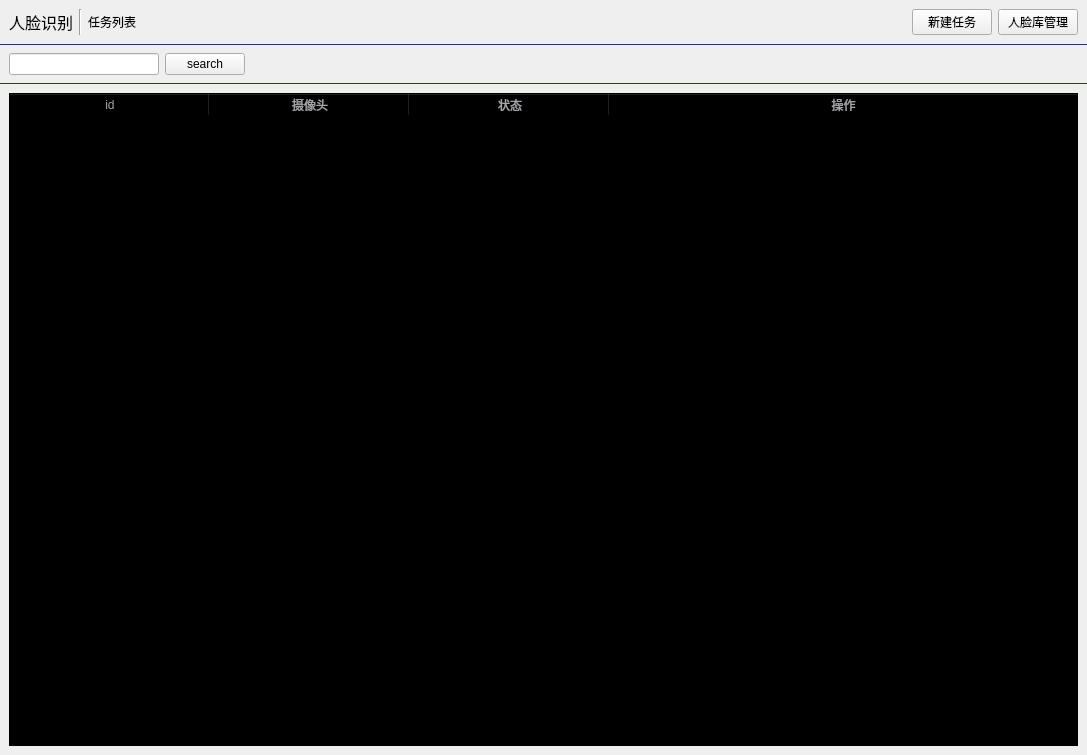
This is app/ui/FaceUI.ui in Meydan-ZHOU/smileSystem as Qt 5 draws it before an edit. The edited form follows.
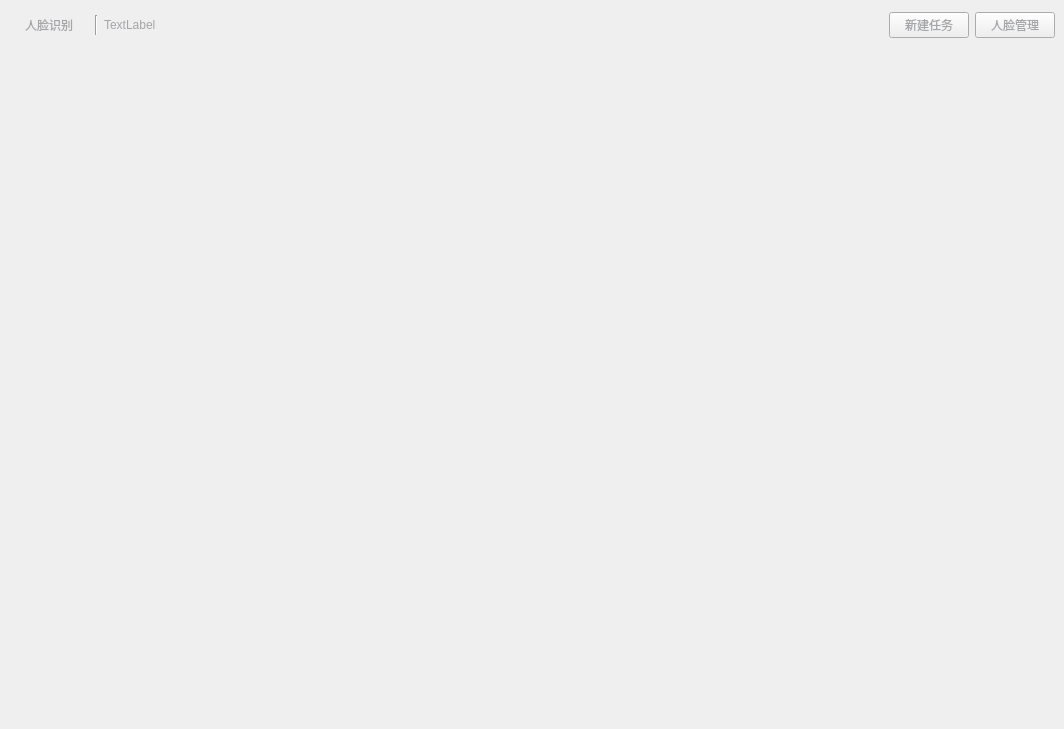
This is the edited form.

Commit message: remove QStackWidget layout

```diff
--- a/app/ui/FaceUI.ui
+++ b/app/ui/FaceUI.ui
@@ -6,14 +6,17 @@
    <rect>
     <x>0</x>
     <y>0</y>
-    <width>1087</width>
-    <height>755</height>
+    <width>1064</width>
+    <height>729</height>
    </rect>
   </property>
   <property name="windowTitle">
    <string>Form</string>
   </property>
-  <layout class="QGridLayout" name="gridLayout">
+  <property name="styleSheet">
+   <string notr="true">color:#a4a5a8;</string>
+  </property>
+  <layout class="QGridLayout" name="gridLayout_2">
    <property name="leftMargin">
     <number>0</number>
    </property>
@@ -30,10 +33,7 @@
     <number>0</number>
    </property>
    <item row="0" column="0">
-    <layout class="QGridLayout" name="gridLayout_2">
-     <property name="spacing">
-      <number>0</number>
-     </property>
+    <layout class="QGridLayout" name="gridLayout">
      <item row="0" column="0">
       <widget class="QWidget" name="widget_top" native="true">
        <property name="maximumSize">
@@ -44,17 +44,23 @@
        </property>
        <layout class="QHBoxLayout" name="horizontalLayout">
         <item>
-         <widget class="QLabel" name="label_title">
-          <property name="styleSheet">
-           <string notr="true">font-size:16px;</string>
-          </property>
+         <widget class="QPushButton" name="pushButton">
           <property name="text">
            <string>人脸识别</string>
           </property>
+          <property name="flat">
+           <bool>true</bool>
+          </property>
          </widget>
         </item>
         <item>
          <widget class="Line" name="line">
+          <property name="maximumSize">
+           <size>
+            <width>16777215</width>
+            <height>20</height>
+           </size>
+          </property>
           <property name="orientation">
            <enum>Qt::Vertical</enum>
           </property>
@@ -63,7 +69,7 @@
         <item>
          <widget class="QLabel" name="label">
           <property name="text">
-           <string>任务列表</string>
+           <string>TextLabel</string>
           </property>
          </widget>
         </item>
@@ -74,7 +80,7 @@
           </property>
           <property name="sizeHint" stdset="0">
            <size>
-            <width>769</width>
+            <width>729</width>
             <height>20</height>
            </size>
           </property>
@@ -90,7 +96,7 @@
         <item>
          <widget class="QPushButton" name="pushButton_go_face_library">
           <property name="text">
-           <string>人脸库管理</string>
+           <string>人脸管理</string>
           </property>
          </widget>
         </item>
@@ -100,185 +106,8 @@
      <item row="1" column="0">
       <widget class="QWidget" name="widget_bottom" native="true">
        <layout class="QGridLayout" name="gridLayout_4">
-        <property name="leftMargin">
-         <number>0</number>
-        </property>
-        <property name="topMargin">
-         <number>0</number>
-        </property>
-        <property name="rightMargin">
-         <number>0</number>
-        </property>
-        <property name="bottomMargin">
-         <number>0</number>
-        </property>
-        <property name="spacing">
-         <number>0</number>
-        </property>
-        <item row="1" column="0">
-         <widget class="QWidget" name="widget_search" native="true">
-          <property name="maximumSize">
-           <size>
-            <width>16777215</width>
-            <height>40</height>
-           </size>
-          </property>
-          <property name="styleSheet">
-           <string notr="true">QWidget#widget_search{
-	border-top:1px solid #2e3557;
-	border-bottom:1px solid #2e3557;
-}
-</string>
-          </property>
-          <layout class="QHBoxLayout" name="horizontalLayout_2">
-           <item>
-            <widget class="QLineEdit" name="lineEdit">
-             <property name="maximumSize">
-              <size>
-               <width>150</width>
-               <height>150</height>
-              </size>
-             </property>
-            </widget>
-           </item>
-           <item>
-            <widget class="QPushButton" name="pushButton_search">
-             <property name="text">
-              <string>search</string>
-             </property>
-            </widget>
-           </item>
-           <item>
-            <spacer name="horizontalSpacer_2">
-             <property name="orientation">
-              <enum>Qt::Horizontal</enum>
-             </property>
-             <property name="sizeHint" stdset="0">
-              <size>
-               <width>827</width>
-               <height>17</height>
-              </size>
-             </property>
-            </spacer>
-           </item>
-          </layout>
-         </widget>
-        </item>
-        <item row="2" column="0">
-         <widget class="QWidget" name="widget_show" native="true">
-          <layout class="QGridLayout" name="gridLayout_3">
-           <item row="0" column="0">
-            <widget class="QTableWidget" name="tableWidget">
-             <property name="sizePolicy">
-              <sizepolicy hsizetype="Preferred" vsizetype="Expanding">
-               <horstretch>1</horstretch>
-               <verstretch>0</verstretch>
-              </sizepolicy>
-             </property>
-             <property name="mouseTracking">
-              <bool>false</bool>
-             </property>
-             <property name="styleSheet">
-              <string notr="true">background-color:tranparent;
-color:#a4a5a8;</string>
-             </property>
-             <property name="sizeAdjustPolicy">
-              <enum>QAbstractScrollArea::AdjustToContents</enum>
-             </property>
-             <property name="autoScroll">
-              <bool>true</bool>
-             </property>
-             <property name="tabKeyNavigation">
-              <bool>true</bool>
-             </property>
-             <property name="textElideMode">
-              <enum>Qt::ElideNone</enum>
-             </property>
-             <property name="verticalScrollMode">
-              <enum>QAbstractItemView::ScrollPerPixel</enum>
-             </property>
-             <property name="horizontalScrollMode">
-              <enum>QAbstractItemView::ScrollPerPixel</enum>
-             </property>
-             <property name="wordWrap">
-              <bool>true</bool>
-             </property>
-             <property name="columnCount">
-              <number>4</number>
-             </property>
-             <attribute name="horizontalHeaderVisible">
-              <bool>true</bool>
-             </attribute>
-             <attribute name="horizontalHeaderCascadingSectionResizes">
-              <bool>true</bool>
-             </attribute>
-             <attribute name="horizontalHeaderDefaultSectionSize">
-              <number>200</number>
-             </attribute>
-             <attribute name="horizontalHeaderHighlightSections">
-              <bool>false</bool>
-             </attribute>
-             <attribute name="horizontalHeaderShowSortIndicator" stdset="0">
-              <bool>false</bool>
-             </attribute>
-             <attribute name="horizontalHeaderStretchLastSection">
-              <bool>true</bool>
-             </attribute>
-             <attribute name="verticalHeaderVisible">
-              <bool>true</bool>
-             </attribute>
-             <attribute name="verticalHeaderCascadingSectionResizes">
-              <bool>true</bool>
-             </attribute>
-             <attribute name="verticalHeaderMinimumSectionSize">
-              <number>25</number>
-             </attribute>
-             <attribute name="verticalHeaderShowSortIndicator" stdset="0">
-              <bool>true</bool>
-             </attribute>
-             <attribute name="verticalHeaderStretchLastSection">
-              <bool>false</bool>
-             </attribute>
-             <column>
-              <property name="text">
-               <string>id</string>
-              </property>
-             </column>
-             <column>
-              <property name="text">
-               <string>摄像头</string>
-              </property>
-             </column>
-             <column>
-              <property name="text">
-               <string>状态</string>
-              </property>
-             </column>
-             <column>
-              <property name="text">
-               <string>操作</string>
-              </property>
-              <property name="toolTip">
-               <string/>
-              </property>
-              <property name="font">
-               <font>
-                <weight>50</weight>
-                <italic>false</italic>
-                <bold>false</bold>
-                <underline>false</underline>
-                <strikeout>false</strikeout>
-                <stylestrategy>PreferDefault</stylestrategy>
-               </font>
-              </property>
-              <property name="textAlignment">
-               <set>AlignCenter</set>
-              </property>
-             </column>
-            </widget>
-           </item>
-          </layout>
-         </widget>
+        <item row="0" column="0">
+         <layout class="QGridLayout" name="gridLayout_main"/>
         </item>
        </layout>
       </widget>
```
Left out of the diff: 65 changed lines with no effect on the pictures. The commit also changes 50 other files.
